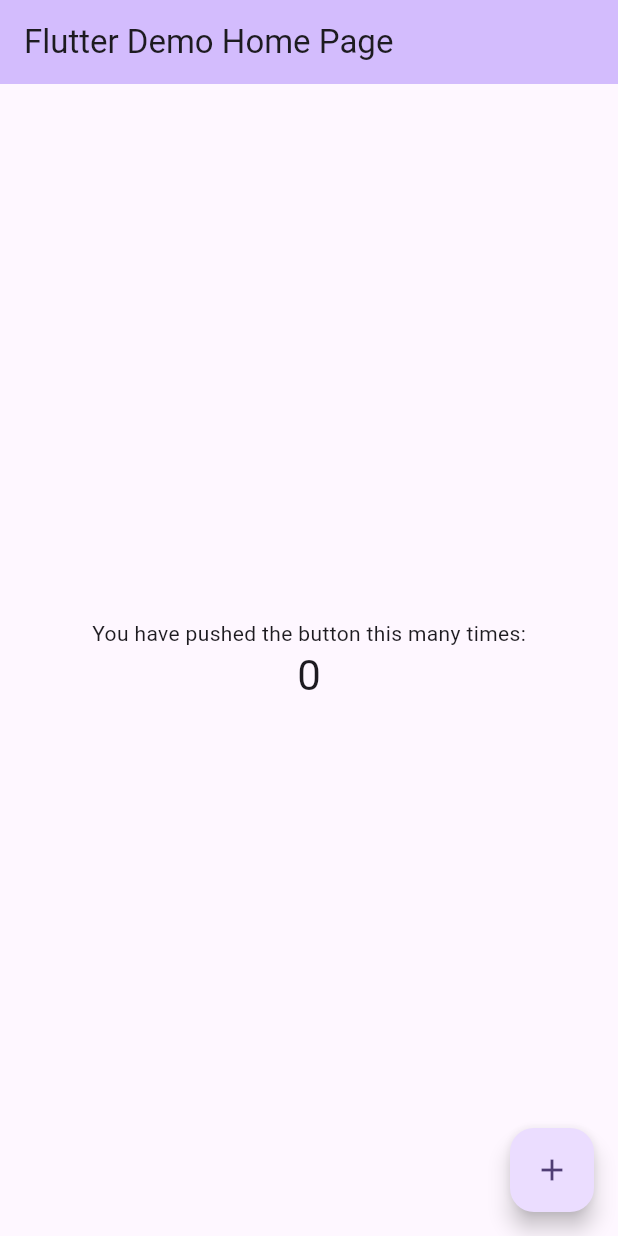
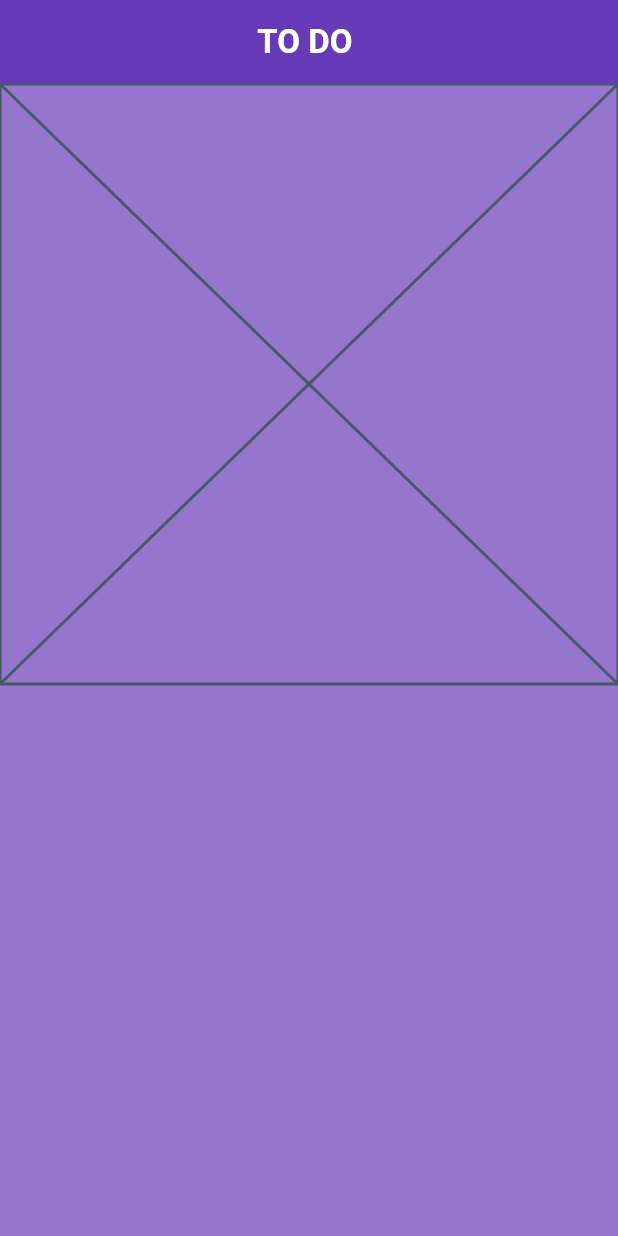
Before and after one commit to AlbraaAlbdoie/ToDoApp, a Flutter app: the screen it shows after launch, on a phone screen of 412 x 824 dp. Run offline on Flutter 3.47's test engine with Material 3 defaults, Android fonts, the phone set to English and light mode, and no system bars.

Commit message:
creat a home page and listTile page

```diff
--- a/lib/main.dart
+++ b/lib/main.dart
@@ -1,4 +1,5 @@
 import 'package:flutter/material.dart';
+import 'package:todo_app/pages/homepage.dart';
 
 void main() {
   runApp(const MyApp());
@@ -7,119 +8,12 @@ void main() {
 class MyApp extends StatelessWidget {
   const MyApp({super.key});
 
-  // This widget is the root of your application.
   @override
   Widget build(BuildContext context) {
     return MaterialApp(
-      title: 'Flutter Demo',
-      theme: ThemeData(
-        // This is the theme of your application.
-        //
-        // TRY THIS: Try running your application with "flutter run". You'll see
-        // the application has a purple toolbar. Then, without quitting the app,
-        // try changing the seedColor in the colorScheme below to Colors.green
-        // and then invoke "hot reload" (save your changes or press the "hot
-        // reload" button in a Flutter-supported IDE, or press "r" if you used
-        // the command line to start the app).
-        //
-        // Notice that the counter didn't reset back to zero; the application
-        // state is not lost during the reload. To reset the state, use hot
-        // restart instead.
-        //
-        // This works for code too, not just values: Most code changes can be
-        // tested with just a hot reload.
-        colorScheme: ColorScheme.fromSeed(seedColor: Colors.deepPurple),
-        useMaterial3: true,
-      ),
-      home: const MyHomePage(title: 'Flutter Demo Home Page'),
+      debugShowCheckedModeBanner: false,
+      theme: ThemeData(primarySwatch: Colors.deepPurple),
+      home: Homepage(),
     );
   }
 }
-
-class MyHomePage extends StatefulWidget {
-  const MyHomePage({super.key, required this.title});
-
-  // This widget is the home page of your application. It is stateful, meaning
-  // that it has a State object (defined below) that contains fields that affect
-  // how it looks.
-
-  // This class is the configuration for the state. It holds the values (in this
-  // case the title) provided by the parent (in this case the App widget) and
-  // used by the build method of the State. Fields in a Widget subclass are
-  // always marked "final".
-
-  final String title;
-
-  @override
-  State<MyHomePage> createState() => _MyHomePageState();
-}
-
-class _MyHomePageState extends State<MyHomePage> {
-  int _counter = 0;
-
-  void _incrementCounter() {
-    setState(() {
-      // This call to setState tells the Flutter framework that something has
-      // changed in this State, which causes it to rerun the build method below
-      // so that the display can reflect the updated values. If we changed
-      // _counter without calling setState(), then the build method would not be
-      // called again, and so nothing would appear to happen.
-      _counter++;
-    });
-  }
-
-  @override
-  Widget build(BuildContext context) {
-    // This method is rerun every time setState is called, for instance as done
-    // by the _incrementCounter method above.
-    //
-    // The Flutter framework has been optimized to make rerunning build methods
-    // fast, so that you can just rebuild anything that needs updating rather
-    // than having to individually change instances of widgets.
-    return Scaffold(
-      appBar: AppBar(
-        // TRY THIS: Try changing the color here to a specific color (to
-        // Colors.amber, perhaps?) and trigger a hot reload to see the AppBar
-        // change color while the other colors stay the same.
-        backgroundColor: Theme.of(context).colorScheme.inversePrimary,
-        // Here we take the value from the MyHomePage object that was created by
-        // the App.build method, and use it to set our appbar title.
-        title: Text(widget.title),
-      ),
-      body: Center(
-        // Center is a layout widget. It takes a single child and positions it
-        // in the middle of the parent.
-        child: Column(
-          // Column is also a layout widget. It takes a list of children and
-          // arranges them vertically. By default, it sizes itself to fit its
-          // children horizontally, and tries to be as tall as its parent.
-          //
-          // Column has various properties to control how it sizes itself and
-          // how it positions its children. Here we use mainAxisAlignment to
-          // center the children vertically; the main axis here is the vertical
-          // axis because Columns are vertical (the cross axis would be
-          // horizontal).
-          //
-          // TRY THIS: Invoke "debug painting" (choose the "Toggle Debug Paint"
-          // action in the IDE, or press "p" in the console), to see the
-          // wireframe for each widget.
-          mainAxisAlignment: MainAxisAlignment.center,
-          children: <Widget>[
-            const Text(
-              'You have pushed the button this many times:',
-            ),
-            Text(
-              '$_counter',
-              style: Theme.of(context).textTheme.headlineMedium,
-            ),
-          ],
-        ),
-      ),
-      floatingActionButton: FloatingActionButton(
-        onPressed: _incrementCounter,
-        tooltip: 'Increment',
-        child: const Icon(Icons.add),
-      ), // This trailing comma makes auto-formatting nicer for build methods.
-    );
-  }
-}
--- /dev/null
+++ b/lib/pages/ToDotile.dart
@@ -0,0 +1,10 @@
+import 'package:flutter/material.dart';
+
+class ToDotile extends StatelessWidget {
+  const ToDotile({super.key});
+
+  @override
+  Widget build(BuildContext context) {
+    return const Placeholder();
+  }
+}
--- /dev/null
+++ b/lib/pages/homepage.dart
@@ -0,0 +1,27 @@
+import 'package:flutter/material.dart';
+import 'package:todo_app/pages/ToDotile.dart';
+
+class Homepage extends StatelessWidget {
+  const Homepage({super.key});
+
+  @override
+  Widget build(BuildContext context) {
+    return Scaffold(
+      backgroundColor: Colors.deepPurple[300],
+      appBar: AppBar(
+        title: Center(
+          child: Text(
+            'TO DO ',
+            style: TextStyle(color: Colors.white, fontWeight: FontWeight.bold),
+          ),
+        ),
+        backgroundColor: Colors.deepPurple,
+      ),
+      body: ListView(
+        children: [
+          ToDotile()
+        ],
+      ),
+    );
+  }
+}
```
